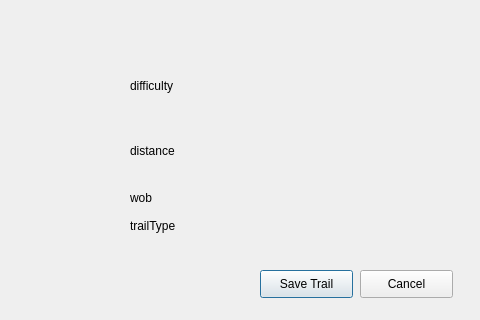
Old version of the form build-groupG-Desktop_Qt_5_15_1_MinGW_64_bit-Debug/groupG/singleview.ui in the repository vuandy50/GROUP_G; both pictures show x 320 to 800 and y 280 to 600 of the 800 by 600 pixel window.
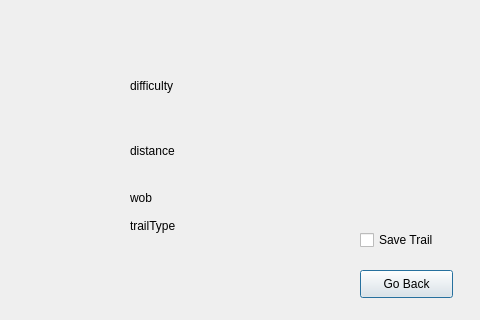
New version of the form.

```diff
--- a/build-groupG-Desktop_Qt_5_15_1_MinGW_64_bit-Debug/groupG/singleview.ui
+++ b/build-groupG-Desktop_Qt_5_15_1_MinGW_64_bit-Debug/groupG/singleview.ui
@@ -161,19 +161,6 @@
     <bool>true</bool>
    </property>
   </widget>
-  <widget class="QPushButton" name="saveButton">
-   <property name="geometry">
-    <rect>
-     <x>580</x>
-     <y>550</y>
-     <width>93</width>
-     <height>28</height>
-    </rect>
-   </property>
-   <property name="text">
-    <string>Save Trail</string>
-   </property>
-  </widget>
   <widget class="QPushButton" name="cancel">
    <property name="geometry">
     <rect>
@@ -184,7 +171,7 @@
     </rect>
    </property>
    <property name="text">
-    <string>Cancel</string>
+    <string>Go Back</string>
    </property>
   </widget>
   <widget class="QLabel" name="ascent">
@@ -267,6 +254,19 @@
     <bool>true</bool>
    </property>
   </widget>
+  <widget class="QCheckBox" name="saveCheckBox">
+   <property name="geometry">
+    <rect>
+     <x>680</x>
+     <y>510</y>
+     <width>91</width>
+     <height>20</height>
+    </rect>
+   </property>
+   <property name="text">
+    <string>Save Trail</string>
+   </property>
+  </widget>
  </widget>
  <resources/>
  <connections/>
```
